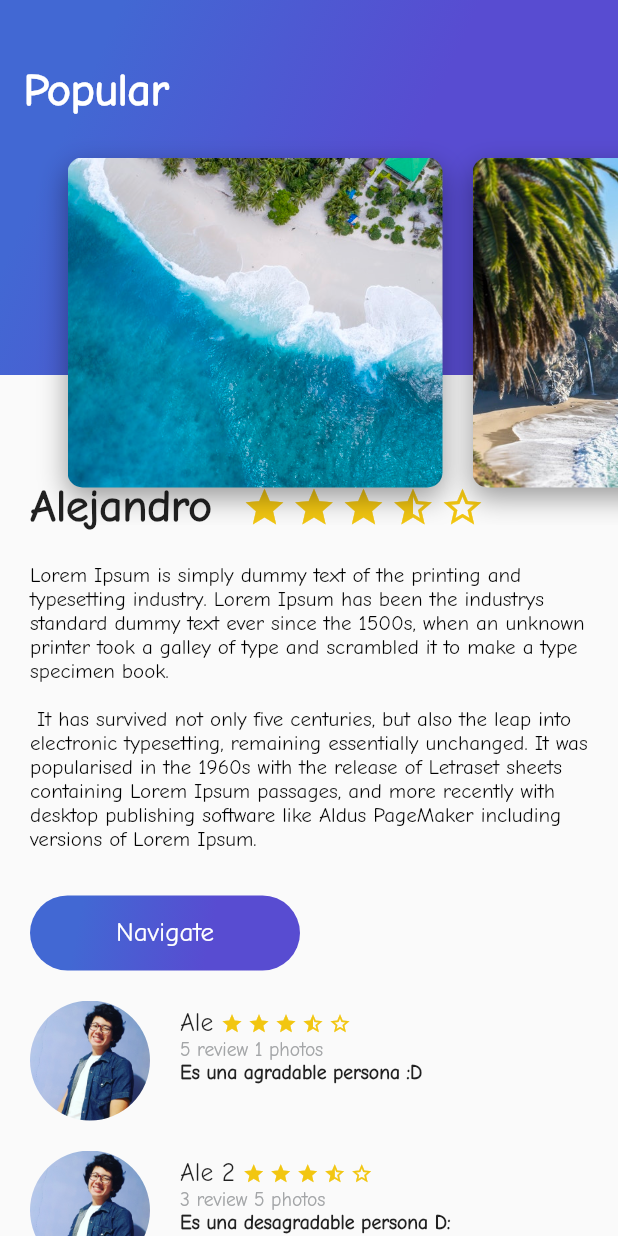
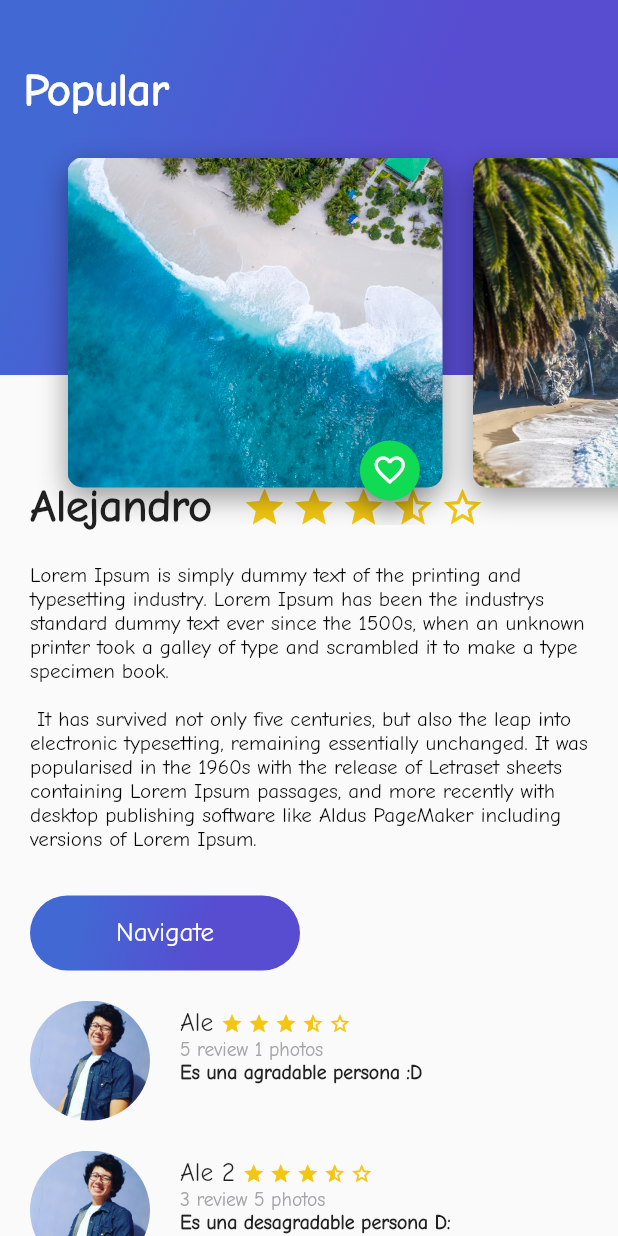
Before and after one commit to jarcasta/platzi-course, a Flutter app: the screen it shows after launch, on a phone screen of 412 x 824 dp. Run offline on Flutter 3.47's test engine with Material 2 defaults, Android fonts, the phone set to English and light mode, and no system bars.

Commit message:
feature: added fav button

```diff
--- a/lib/card_image.dart
+++ b/lib/card_image.dart
@@ -1,4 +1,5 @@
 import 'package:flutter/material.dart';
+import 'package:platzi_trip_app/floating_action_button_green.dart';
 
 class CardImage extends StatelessWidget{
   String pathImage = 'assets/img/viewImg/beach.jpeg';
@@ -32,7 +33,13 @@ class CardImage extends StatelessWidget{
         ]
       ),
     );
-    return card;
+    return Stack(
+      alignment: Alignment(0.9, 1.1),
+      children: <Widget>[
+        card,
+        FloatingActionButtonGreen()
+      ],
+    );
   }
 
 }
--- /dev/null
+++ b/lib/floating_action_button_green.dart
@@ -0,0 +1,35 @@
+import 'package:flutter/material.dart';
+
+class FloatingActionButtonGreen extends StatefulWidget{
+  @override
+  State<StatefulWidget> createState() {
+    return _FloatingActionButtonGreen();
+  }
+
+}
+
+class _FloatingActionButtonGreen extends State<FloatingActionButtonGreen>{
+
+  bool buttonPressed = false;
+
+  void onPressedFav(){
+    setState(() {
+      buttonPressed = !buttonPressed;
+    });
+  }
+
+  @override
+  Widget build(BuildContext context) {
+    return FloatingActionButton(
+        backgroundColor: Color(0xFF11DA53),
+        mini: true,
+        tooltip: 'Fav',
+        child: Icon(
+          buttonPressed ? Icons.favorite : Icons.favorite_border ,
+          color: Colors.white,
+        ),
+        onPressed: onPressedFav
+    );
+  }
+
+}
```
Also changed, not shown: pubspec.lock.
